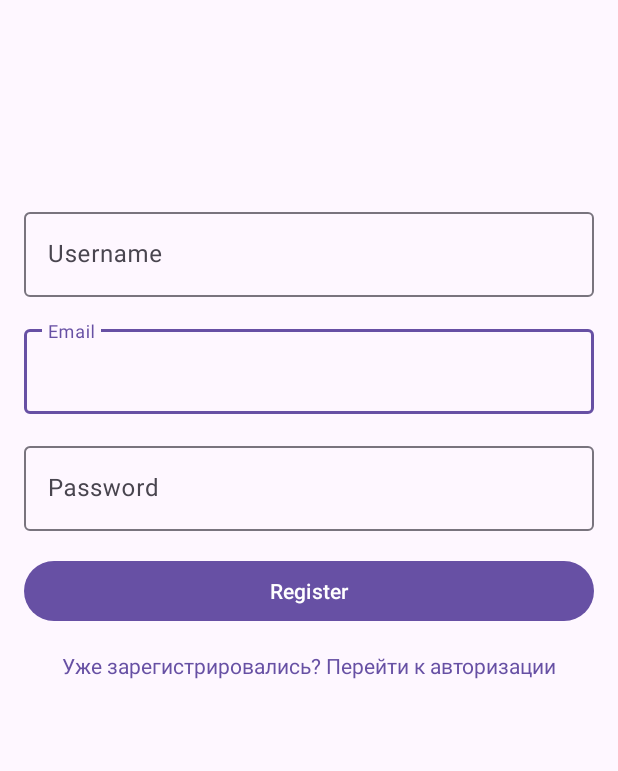
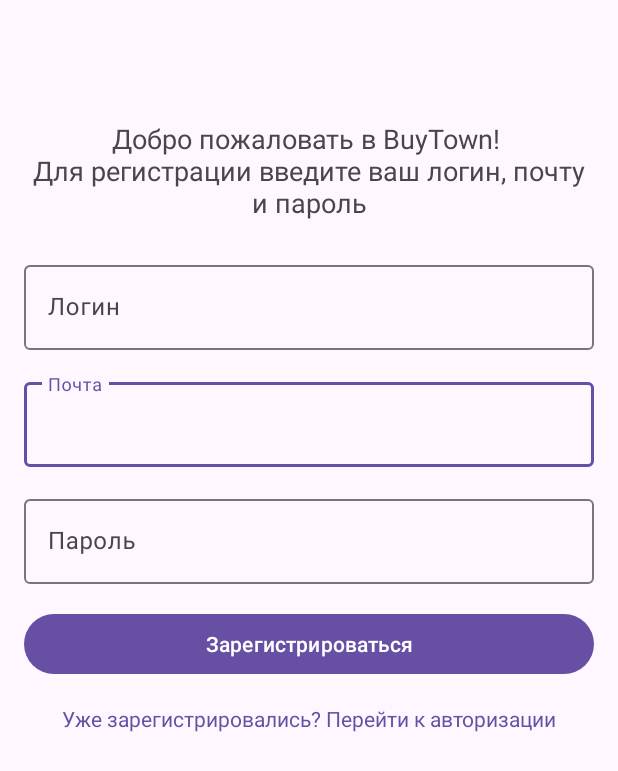
Before and after one commit to nazarovNV/buytown, an Android app: the screen it shows after launch (MainActivity), after a tap on "Впервые в BuyTown? Зарегистрируйтесь", on a phone screen of 412 x 824 dp. Shown: the top 771 px of the screen. Run offline under Robolectric (Android 15) with nearby library versions, the phone set to English and light mode, and no system bars; our stand-ins replace Dagger/Hilt's generated code.

Commit message:
Доабвил надпись при логине и регистрации

```diff
--- a/app/src/main/java/com/buytown/ru/ui/login/LoginFragment.kt
+++ b/app/src/main/java/com/buytown/ru/ui/login/LoginFragment.kt
@@ -67,6 +67,12 @@
 
         binding.registerSwitchText.visibility = if (isRegistering) View.GONE else View.VISIBLE
         binding.authSwitchText.visibility = if (isRegistering) View.VISIBLE else View.GONE
+
+        binding.instructionText.text = if (isRegistering) {
+            "Добро пожаловать в BuyTown! \nДля регистрации введите ваш логин, почту и пароль"
+        } else {
+            "Введите ваш логин и пароль"
+        }
     }
 
     private fun loginUser() {
--- a/app/src/main/res/layout/fragment_login.xml
+++ b/app/src/main/res/layout/fragment_login.xml
@@ -5,16 +5,24 @@
     android:layout_width="match_parent"
     android:layout_height="match_parent"
     android:orientation="vertical"
-    android:paddingVertical="120dp"
+    android:paddingVertical="80dp"
     android:paddingHorizontal="16dp"
     tools:context=".ui.login.LoginFragment">
+
+    <TextView
+        android:id="@+id/instructionText"
+        android:layout_width="match_parent"
+        android:layout_height="wrap_content"
+        android:gravity="center"
+        android:text="Введите ваш логин и пароль"
+        android:textSize="18sp"
+        android:layout_marginBottom="24dp"/>
 
     <com.google.android.material.textfield.TextInputLayout
         android:id="@+id/usernameTextInputLayout"
         android:layout_width="match_parent"
         android:layout_height="wrap_content"
-        android:layout_marginTop="16dp"
-        android:hint="Username"
+        android:hint="Логин"
         android:visibility="gone">
 
         <com.google.android.material.textfield.TextInputEditText
@@ -29,7 +37,7 @@
         android:layout_width="match_parent"
         android:layout_height="wrap_content"
         android:layout_marginTop="16dp"
-        android:hint="Email">
+        android:hint="Почта">
 
         <com.google.android.material.textfield.TextInputEditText
             android:id="@+id/emailEditText"
@@ -43,7 +51,7 @@
         android:layout_width="match_parent"
         android:layout_height="wrap_content"
         android:layout_marginTop="16dp"
-        android:hint="Password">
+        android:hint="Пароль">
 
         <com.google.android.material.textfield.TextInputEditText
             android:id="@+id/passwordEditText"
@@ -57,7 +65,7 @@
         android:layout_width="match_parent"
         android:layout_height="wrap_content"
         android:layout_marginTop="16dp"
-        android:text="Login" />
+        android:text="Войти" />
 
     <TextView
         android:id="@+id/registerSwitchText"
@@ -73,7 +81,7 @@
         android:layout_width="match_parent"
         android:layout_height="wrap_content"
         android:layout_marginTop="16dp"
-        android:text="Register"
+        android:text="Зарегистрироваться"
         android:visibility="gone" />
 
     <TextView
```
